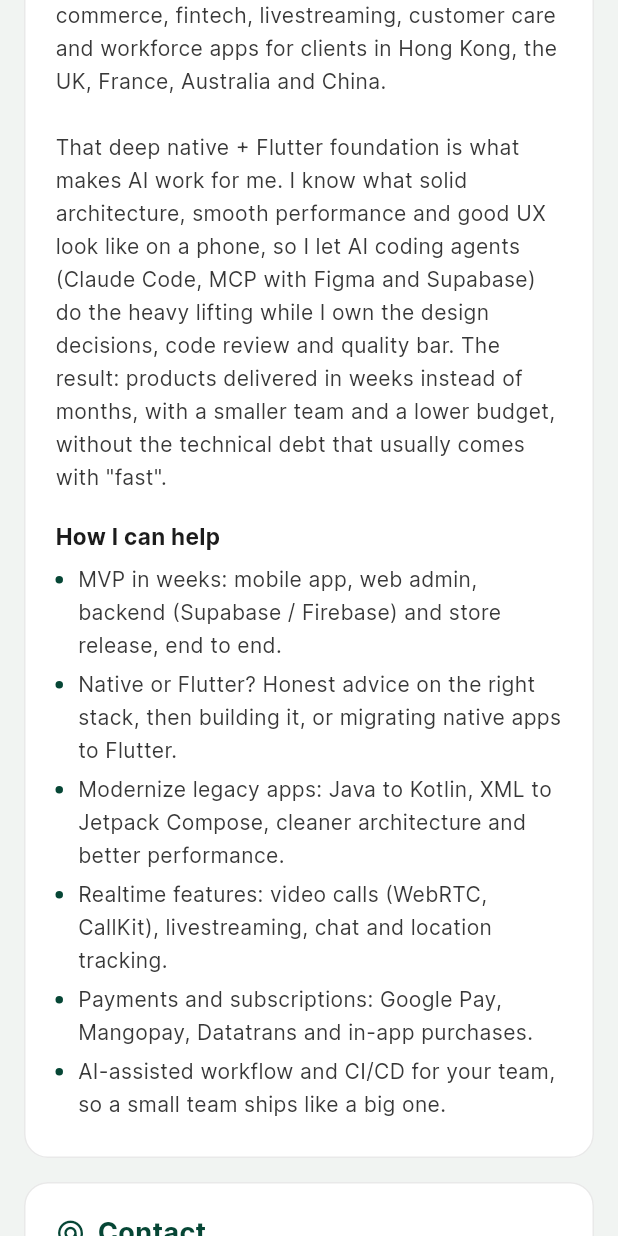
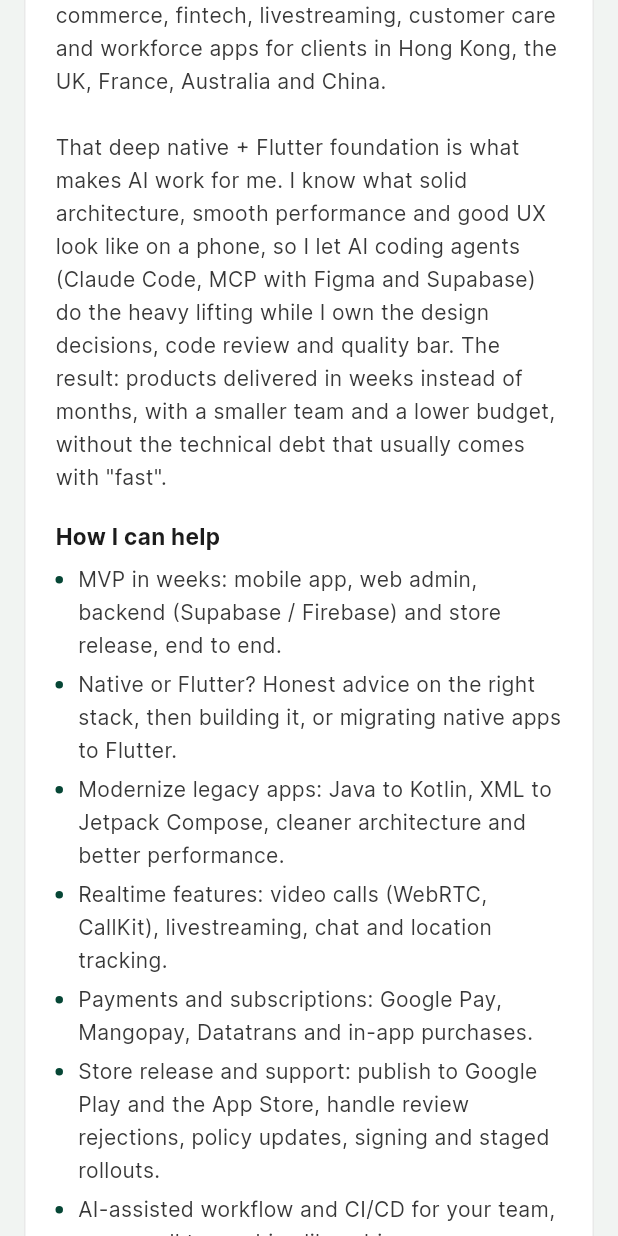
Before and after one commit to binhhoit/binhhoit.github.io, a Flutter app: the screen it shows after launch, scrolled down 576 dp, on a phone screen of 412 x 824 dp. Run offline on Flutter 3.47's test engine with Material 3 defaults, Android fonts, the phone set to English and light mode, and no system bars.

Commit message:
Add store release skills (Google Play, App Store)

```diff
--- a/presentation/lib/screen/profile/profile_data.dart
+++ b/presentation/lib/screen/profile/profile_data.dart
@@ -25,6 +25,8 @@
     'Modernize legacy apps: Java to Kotlin, XML to Jetpack Compose, cleaner architecture and better performance.',
     'Realtime features: video calls (WebRTC, CallKit), livestreaming, chat and location tracking.',
     'Payments and subscriptions: Google Pay, Mangopay, Datatrans and in-app purchases.',
+    'Store release and support: publish to Google Play and the App Store, handle review rejections, policy '
+        'updates, signing and staged rollouts.',
     'AI-assisted workflow and CI/CD for your team, so a small team ships like a big one.',
   ],
   links: [
@@ -58,6 +60,18 @@
     SkillGroup(
       name: 'Data & Cloud',
       items: ['Supabase', 'PostgreSQL', 'Firebase', 'Realtime Database', 'SQLite', 'MongoDB', 'AWS S3', 'Cloudinary'],
+    ),
+    SkillGroup(
+      name: 'Store Release',
+      items: [
+        'Google Play Console',
+        'App Store Connect',
+        'TestFlight',
+        'Signing & provisioning',
+        'Store review & policy',
+        'Staged rollout',
+        'Crash monitoring',
+      ],
     ),
     SkillGroup(name: 'Payments', items: ['Google Pay', 'Mangopay', 'Datatrans', 'Subscriptions']),
     SkillGroup(
```
